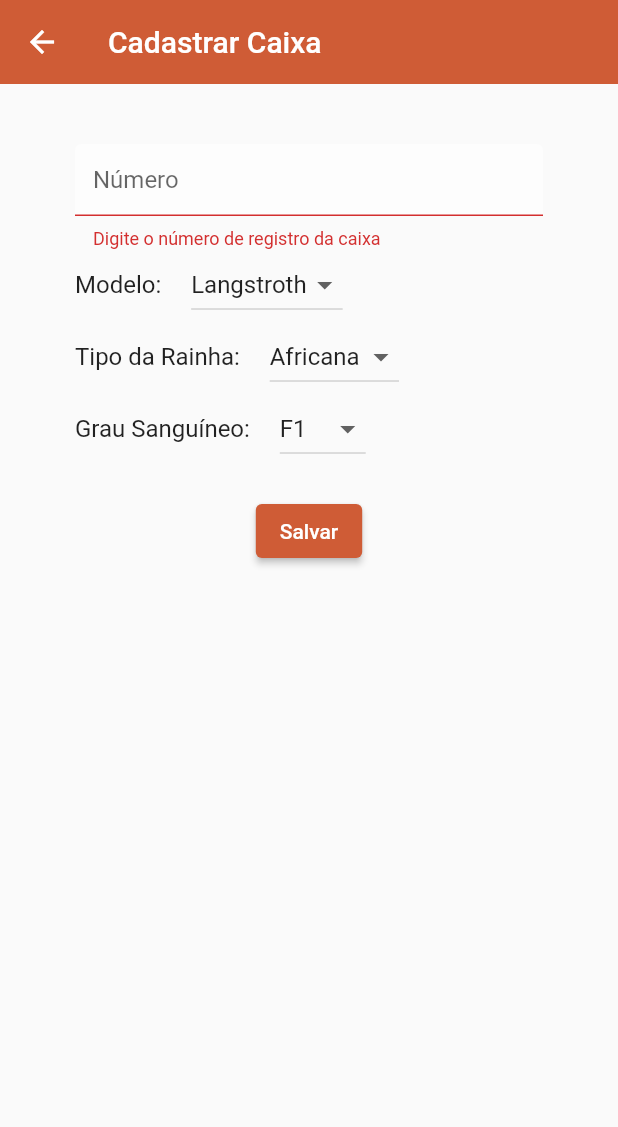
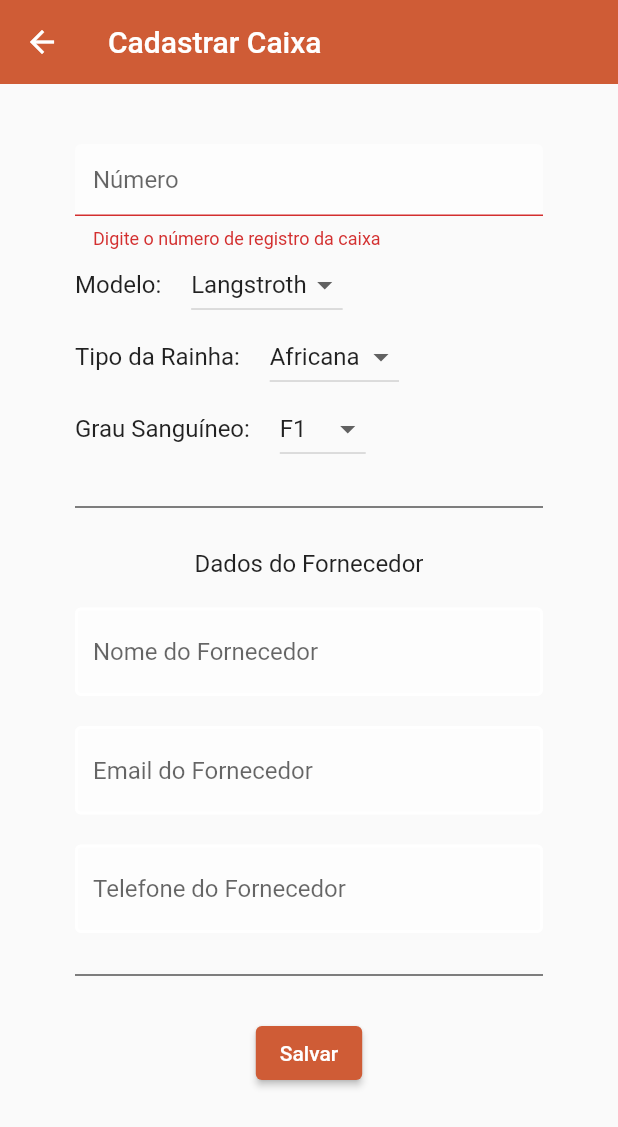
Before and after one commit to daviarndt/tcc-apiario, a Flutter app: the FormCaixa screen opened directly, after a tap on "Salvar", on a phone screen of 412 x 824 dp. Shown: the top 1127 px of the screen. Run offline on Flutter 3.47's test engine with Material 2 defaults, Android fonts, the phone set to English and light mode, and no system bars; our stand-ins replace cloud_firestore, firebase_auth, firebase_core, flutter_spinkit, splashscreen, syncfusion_flutter_datepicker; accounts and stored records are empty.

Commit message:
Fornecedor

```diff
--- a/lib/models/caixa.dart
+++ b/lib/models/caixa.dart
@@ -9,6 +9,9 @@ class Caixa {
   String grauSanguineo;
   Timestamp dataAtualizacao;
   String apiarioKey;
+  String nomeFornecedor;
+  String emailFornecedor;
+  String telefoneFornecedor;
 
   Caixa({
     required this.keyCaixa,
@@ -17,6 +20,9 @@ class Caixa {
     required this.grauSanguineo,
     required this.tipoRainha,
     required this.dataAtualizacao,
-    required this.apiarioKey
+    required this.apiarioKey,
+    required this.nomeFornecedor,
+    required this.emailFornecedor,
+    required this.telefoneFornecedor
   });
 }
--- a/lib/screens/caixa/form_caixa.dart
+++ b/lib/screens/caixa/form_caixa.dart
@@ -19,9 +19,16 @@ class _FormCaixaState extends State<FormCaixa> {
   String? tipoRainha = 'Africana';
   String? grauSanguineo = 'F1';
 
+  String nomeFornecedor = '';
+  String emailFornecedor = '';
+  String telefoneFornecedor = '';
+
   final _formKey = GlobalKey<FormState>();
 
   final _numeroCaixaController = TextEditingController();
+  final _nomeFornecedorController = TextEditingController();
+  final _emailFornecedorController = TextEditingController();
+  final _telefoneFornecedorController = TextEditingController();
 
   @override
   void initState() {
@@ -31,16 +38,23 @@ class _FormCaixaState extends State<FormCaixa> {
       modelo = widget.caixa!.modelo;
       tipoRainha = widget.caixa!.tipoRainha;
       grauSanguineo = widget.caixa!.grauSanguineo;
+      _nomeFornecedorController.text = widget.caixa!.nomeFornecedor;
+      nomeFornecedor = widget.caixa!.nomeFornecedor;
+      _emailFornecedorController.text = widget.caixa!.emailFornecedor;
+      emailFornecedor = widget.caixa!.emailFornecedor;
+      _telefoneFornecedorController.text = widget.caixa!.telefoneFornecedor;
+      telefoneFornecedor = widget.caixa!.telefoneFornecedor;
     }
     super.initState();
   }
-
 
   @override
   Widget build(BuildContext context) {
     return Scaffold(
       appBar: AppBar(
-        title: Text(widget.caixa != null ? 'Editar Caixa: ' + widget.caixa!.numeroCaixa : 'Cadastrar Caixa'),
+        title: Text(widget.caixa != null
+            ? 'Editar Caixa: ' + widget.caixa!.numeroCaixa
+            : 'Cadastrar Caixa'),
         backgroundColor: Color(0xFFCF5C36),
         elevation: 0.0,
       ),
@@ -48,6 +62,7 @@ class _FormCaixaState extends State<FormCaixa> {
           padding: EdgeInsets.symmetric(vertical: 20.0, horizontal: 50.0),
           child: Form(
             key: _formKey,
+            child: SingleChildScrollView(
               child: Column(
                 children: [
                   SizedBox(
@@ -56,13 +71,16 @@ class _FormCaixaState extends State<FormCaixa> {
                   TextFormField(
                     controller: _numeroCaixaController,
                     keyboardType: TextInputType.number,
-                  validator: (value) => value!.isEmpty ? 'Digite o número de registro da caixa' : null,
+                    validator: (value) => value!.isEmpty
+                        ? 'Digite o número de registro da caixa'
+                        : null,
                     onChanged: (value) {
                       setState(() {
                         numeroCaixa = value;
                       });
                     },
-                  decoration: textInputDecoration.copyWith(hintText: 'Número'),
+                    decoration:
+                        textInputDecoration.copyWith(hintText: 'Número'),
                   ),
                   Row(
                     children: [
@@ -71,7 +89,10 @@ class _FormCaixaState extends State<FormCaixa> {
                       ),
                       Padding(
                         padding: const EdgeInsets.fromLTRB(0, 0, 16.0, 0),
-                      child: Text('Modelo: ', style: TextStyle(fontSize: 16.0),),
+                        child: Text(
+                          'Modelo: ',
+                          style: TextStyle(fontSize: 16.0),
+                        ),
                       ),
                       DropdownButton<String>(
                           value: modelo,
@@ -96,7 +117,10 @@ class _FormCaixaState extends State<FormCaixa> {
                       ),
                       Padding(
                         padding: const EdgeInsets.fromLTRB(0, 0, 16.0, 0),
-                      child: Text('Tipo da Rainha: ', style: TextStyle(fontSize: 16.0),),
+                        child: Text(
+                          'Tipo da Rainha: ',
+                          style: TextStyle(fontSize: 16.0),
+                        ),
                       ),
                       DropdownButton<String>(
                           value: tipoRainha,
@@ -121,7 +145,10 @@ class _FormCaixaState extends State<FormCaixa> {
                       ),
                       Padding(
                         padding: const EdgeInsets.fromLTRB(0, 0, 16.0, 0),
-                      child: Text('Grau Sanguíneo: ', style: TextStyle(fontSize: 16.0),),
+                        child: Text(
+                          'Grau Sanguíneo: ',
+                          style: TextStyle(fontSize: 16.0),
+                        ),
                       ),
                       DropdownButton<String>(
                           value: grauSanguineo,
@@ -139,9 +166,51 @@ class _FormCaixaState extends State<FormCaixa> {
                           }).toList()),
                     ],
                   ),
-                SizedBox(
-                  height: 20.0,
+                  SizedBox(height: 20.0),
+                  Divider(color: Colors.black),
+                  SizedBox(height: 20.0),
+                  Text(
+                    'Dados do Fornecedor',
+                    style: TextStyle(fontSize: 16.0),
                   ),
+                  SizedBox(height: 20.0),
+                  TextFormField(
+                    controller: _nomeFornecedorController,
+                    onChanged: (value) {
+                      setState(() {
+                        nomeFornecedor = value;
+                      });
+                    },
+                    decoration: textInputDecoration.copyWith(
+                        hintText: 'Nome do Fornecedor'),
+                  ),
+                  SizedBox(height: 20.0),
+                  TextFormField(
+                    keyboardType: TextInputType.emailAddress,
+                    controller: _emailFornecedorController,
+                    onChanged: (value) {
+                      setState(() {
+                        emailFornecedor = value;
+                      });
+                    },
+                    decoration: textInputDecoration.copyWith(
+                        hintText: 'Email do Fornecedor'),
+                  ),
+                  SizedBox(height: 20.0),
+                  TextFormField(
+                    keyboardType: TextInputType.phone,
+                    controller: _telefoneFornecedorController,
+                    onChanged: (value) {
+                      setState(() {
+                        telefoneFornecedor = value;
+                      });
+                    },
+                    decoration: textInputDecoration.copyWith(
+                        hintText: 'Telefone do Fornecedor'),
+                  ),
+                  SizedBox(height: 20.0),
+                  Divider(color: Colors.black),
+                  SizedBox(height: 20.0),
                   ElevatedButton(
                     style: ButtonStyle(
                       backgroundColor:
@@ -153,28 +222,40 @@ class _FormCaixaState extends State<FormCaixa> {
                     ),
                     onPressed: () async {
                       if (_formKey.currentState!.validate()) {
-                      if (widget.caixa == null){
-                        await DatabaseService().addCaixa(numeroCaixa, modelo!, tipoRainha!, grauSanguineo!, Timestamp.now(), widget.keyApiario!);
+                        if (widget.caixa == null) {
+                          await DatabaseService().addCaixa(
+                              numeroCaixa,
+                              modelo!,
+                              tipoRainha!,
+                              grauSanguineo!,
+                              Timestamp.now(),
+                              widget.keyApiario!,
+                              nomeFornecedor,
+                              emailFornecedor,
+                              telefoneFornecedor);
                           Navigator.pop(context);
                           ScaffoldMessenger.of(context).showSnackBar(
-                            SnackBar(
-                                content: Text('Caixa Cadastrada')
-                            )
-                        );
+                              SnackBar(content: Text('Caixa Cadastrada')));
                         } else {
-                        await DatabaseService().updateCaixa(widget.caixa!.keyCaixa, numeroCaixa, modelo!, tipoRainha!, grauSanguineo!, Timestamp.now());
+                          await DatabaseService().updateCaixa(
+                              widget.caixa!.keyCaixa,
+                              numeroCaixa,
+                              modelo!,
+                              tipoRainha!,
+                              grauSanguineo!,
+                              Timestamp.now(),
+                              nomeFornecedor,
+                              emailFornecedor,
+                              telefoneFornecedor);
                           Navigator.pop(context);
                           ScaffoldMessenger.of(context).showSnackBar(
-                            SnackBar(
-                                content: Text('Caixa Editada')
-                            )
-                        );
+                              SnackBar(content: Text('Caixa Editada')));
                         }
                       }
                     },
                   ),
-                SizedBox(height: 12.0),
                 ],
+              ),
             ),
           )),
     );
--- a/lib/services/database.dart
+++ b/lib/services/database.dart
@@ -69,18 +69,21 @@ class DatabaseService {
     }).toList();
   }
 
-  Future addCaixa(String numeroCaixa, String modelo, String tipoRainha, String grauSanguineo, Timestamp dataAtualizacao, String keyApiario) async {
+  Future addCaixa(String numeroCaixa, String modelo, String tipoRainha, String grauSanguineo, Timestamp dataAtualizacao, String keyApiario, String nomeFornecedor, String emailFornecedor, String telefoneFornecedor) async {
     return await caixaCollection.add({
       'numeroCaixa': numeroCaixa,
       'modelo': modelo,
       'grauSanguineo': grauSanguineo,
       'tipoRainha': tipoRainha,
       'dataAtualizacao': dataAtualizacao,
-      'keyApiario': keyApiario
+      'keyApiario': keyApiario,
+      'nomeFornecedor': nomeFornecedor,
+      'emailFornecedor': emailFornecedor,
+      'telefoneFornecedor': telefoneFornecedor
     });
   }
 
-  Future updateCaixa(String doc, String numeroCaixa, String modelo, String tipoRainha, String grauSanguineo, Timestamp dataAtualizacao) async {
+  Future updateCaixa(String doc, String numeroCaixa, String modelo, String tipoRainha, String grauSanguineo, Timestamp dataAtualizacao, String nomeFornecedor, String emailFornecedor, String telefoneFornecedor) async {
     return await caixaCollection
         .doc(doc)
         .update({
@@ -89,6 +92,9 @@ class DatabaseService {
       'grauSanguineo': grauSanguineo,
       'tipoRainha': tipoRainha,
       'dataAtualizacao': dataAtualizacao,
+      'nomeFornecedor': nomeFornecedor,
+      'emailFornecedor': emailFornecedor,
+      'telefoneFornecedor': telefoneFornecedor
     });
   }
 
@@ -111,7 +117,10 @@ class DatabaseService {
         modelo: doc.data()['modelo'], grauSanguineo: doc.data()['grauSanguineo'],
         tipoRainha: doc.data()['tipoRainha'],
         dataAtualizacao: doc.data()['dataAtualizacao'],
-        apiarioKey: doc.data()['apiarioKey']
+        apiarioKey: doc.data()['apiarioKey'],
+        nomeFornecedor: doc.data()['nomeFornecedor'],
+        emailFornecedor: doc.data()['emailFornecedor'],
+        telefoneFornecedor: doc.data()['telefoneFornecedor']
       );
     }).toList();
   }
@@ -140,6 +149,7 @@ class DatabaseService {
     return manutencaoCollection
         .where('keyCaixa', isEqualTo: keyCaixa)
         .orderBy('dataManutencao', descending: true)
+        // .limit(10)
         .snapshots()
         .map(_manutencaoListFromSnapshot);
   }
```
Lines whose indentation alone changed are shown as unchanged.
